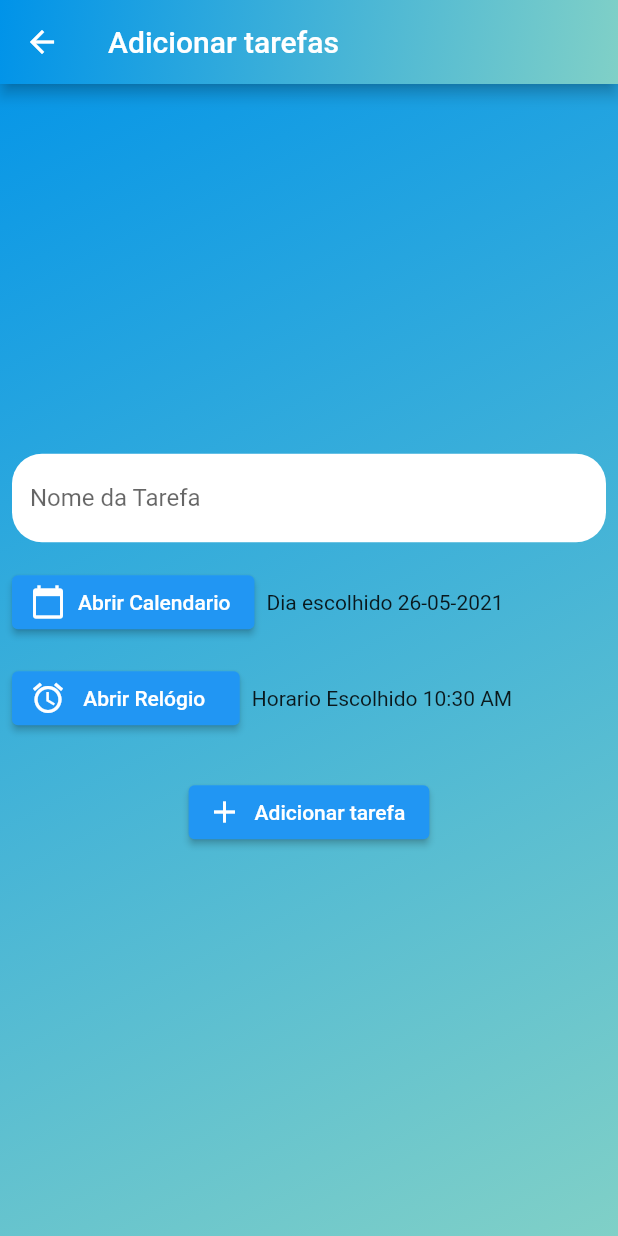
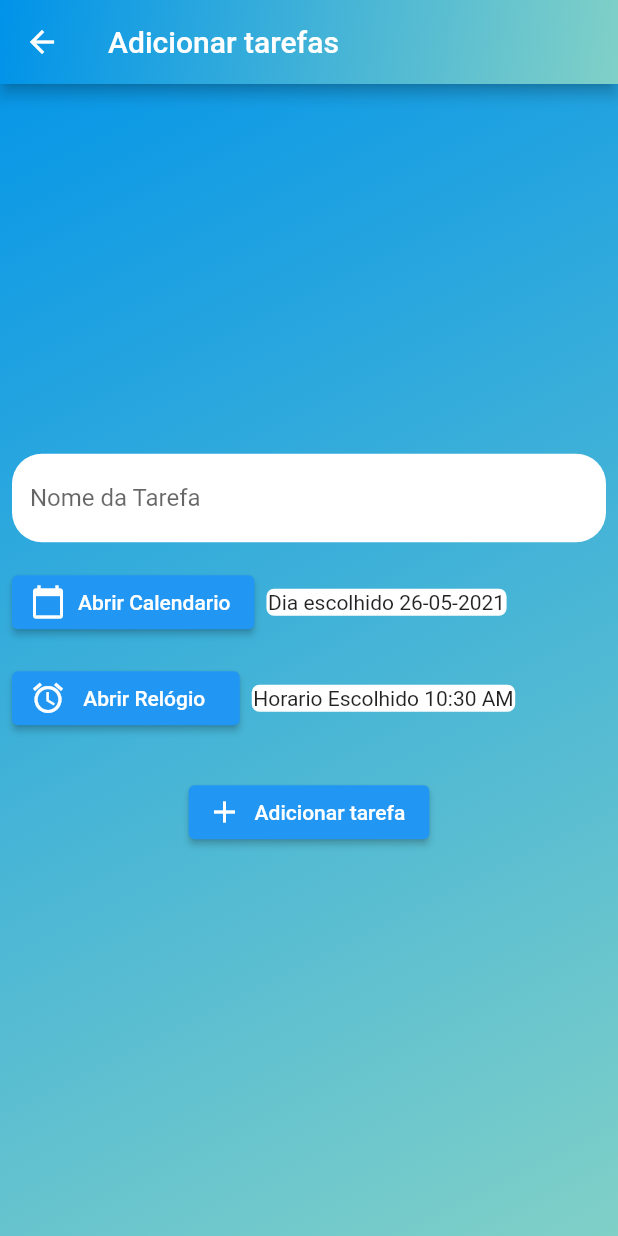
Before and after one commit to GuOlival/ToDo-App, a Flutter app: the CreateTaskPage screen opened directly, on a phone screen of 412 x 824 dp. Run offline on Flutter 3.47's test engine with Material 2 defaults, Android fonts, the phone set to English and light mode, and no system bars; our stand-ins replace cloud_firestore, firebase_auth, firebase_core, flutter_speed_dial, form_field_validator, time; accounts and stored records are empty.

Commit message:
Update text box design

```diff
--- a/lib/pages/create_task_page.dart
+++ b/lib/pages/create_task_page.dart
@@ -63,7 +63,25 @@ class _CreateTaskPageState extends State<CreateTaskPage> {
                         icon: Icon(Icons.calendar_today),
                       ),
                     ),
-                    Text("Dia escolhido ${DateFormat('dd-MM-yyyy').format(diaEscolhido)}"),
+                    Container(
+                        child: Text("Dia escolhido ${DateFormat('dd-MM-yyyy').format(diaEscolhido)}"),
+                        decoration: new BoxDecoration(
+                        gradient: LinearGradient(
+                            begin: Alignment.topLeft,
+                            end: Alignment.bottomRight,
+                            colors: [
+                              Color(0xFFFFFFFF),
+                              Color(0xffffffff),
+                            ]
+                        ),
+                        borderRadius: BorderRadius.circular(5),
+                        shape: BoxShape.rectangle,
+                        border: new Border.all(
+                          color:Colors.white,
+                          width: 1.0,
+                        ),
+                      ),
+                    ),
                   ],
                 ),
                 Row(
@@ -76,7 +94,27 @@ class _CreateTaskPageState extends State<CreateTaskPage> {
                         label: Text(" Abrir Relógio  ")
                       ),
                     ),
-                    Text("Horario Escolhido ${horarioEscolhido.format(context)}"),
+                    Container(
+                        decoration: new BoxDecoration(
+                          gradient: LinearGradient(
+                              begin: Alignment.topLeft,
+                              end: Alignment.bottomRight,
+                              colors: [
+                                Color(0xFFFFFFFF),
+                                Color(0xffffffff),
+                              ]
+                          ),
+                          borderRadius: BorderRadius.circular(5),
+                          shape: BoxShape.rectangle,
+                          border: new Border.all(
+                            color:Colors.white,
+                            width: 1.0,
+                          ),
+                        ),
+                        child: Text("Horario Escolhido ${horarioEscolhido.format(context)}"
+
+                        ),
+                    ),
                   ],
                 ),
                 Padding(
```
